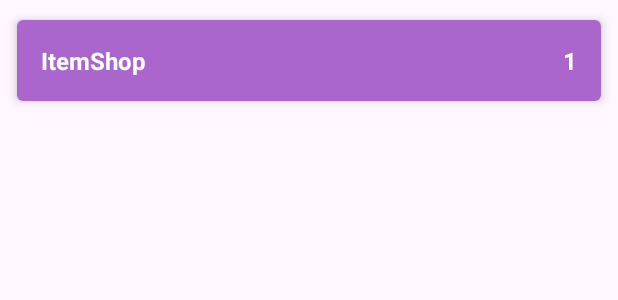
After one commit to RustReh/MyShoppingList, an Android app: the layout item_shop_enabled.xml on its own in the app's theme, with its tools: preview values and no code run, on a phone screen of 412 x 824 dp. The commit adds this screen. Shown: the top 300 px of the screen. Run offline under Robolectric (Android 15) with nearby library versions, the phone set to English and light mode, and no system bars.

Commit message:
add layout for recyclerView

```diff
--- a/app/build.gradle.kts
+++ b/app/build.gradle.kts
@@ -37,9 +37,9 @@ android {
 
 dependencies {
 
-    implementation("androidx.core:core-ktx:1.9.0")
+    implementation("androidx.core:core-ktx:1.12.0")
     implementation("androidx.appcompat:appcompat:1.6.1")
-    implementation("com.google.android.material:material:1.9.0")
+    implementation("com.google.android.material:material:1.10.0")
     implementation("androidx.constraintlayout:constraintlayout:2.1.4")
     testImplementation("junit:junit:4.13.2")
     androidTestImplementation("androidx.test.ext:junit:1.1.5")
--- /dev/null
+++ b/app/src/main/res/layout/item_shop_enabled.xml
@@ -0,0 +1,41 @@
+<?xml version="1.0" encoding="utf-8"?>
+<androidx.cardview.widget.CardView xmlns:android="http://schemas.android.com/apk/res/android"
+    xmlns:app="http://schemas.android.com/apk/res-auto"
+    xmlns:tools="http://schemas.android.com/tools"
+    android:layout_width="match_parent"
+    android:layout_height="wrap_content"
+    android:layout_margin="6dp"
+    app:cardCornerRadius="4dp"
+    app:cardElevation="4dp"
+    app:cardUseCompatPadding="true">
+
+    <LinearLayout
+        android:layout_width="match_parent"
+        android:layout_height="wrap_content"
+        android:background="@android:color/holo_purple"
+        android:orientation="horizontal"
+        android:padding="16dp">
+
+        <TextView
+            android:id="@+id/tv_name"
+            android:layout_width="0dp"
+            android:layout_height="wrap_content"
+            android:layout_weight="1"
+            android:textColor="@color/white"
+            android:textSize="16sp"
+            android:textStyle="bold"
+            tools:text="ItemShop" />
+
+        <TextView
+            android:id="@+id/tv_count"
+            android:layout_width="wrap_content"
+            android:layout_height="wrap_content"
+            android:textColor="@color/white"
+            android:textSize="16sp"
+            android:textStyle="bold"
+            tools:text="1" />
+
+
+    </LinearLayout>
+
+</androidx.cardview.widget.CardView>
```
Also changed, not shown: app/src/main/res/layout/activity_main.xml (+21 -5 lines), app/src/main/res/layout/item_shop_disabled.xml (added, +41 -0 lines).
